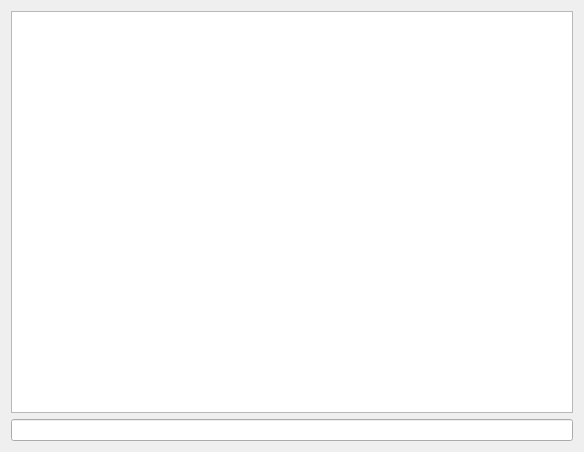
Qt form src/HelelaniCommand.ui (PISCES-HI/helelani_client) before a commit.
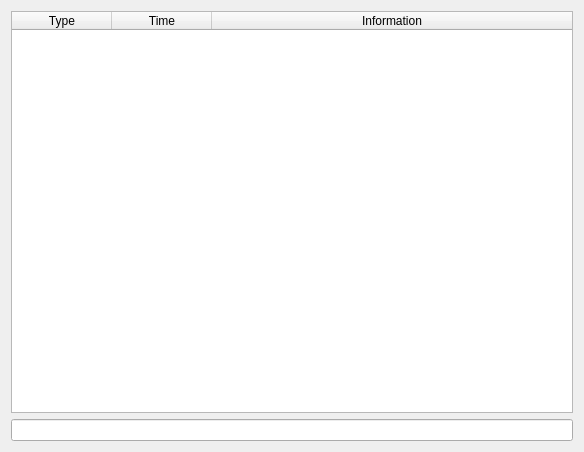
The same form after that commit. Custom widgets are drawn as their Qt base class.

Commit message: Finish command line plugin

```diff
--- a/src/HelelaniCommand.ui
+++ b/src/HelelaniCommand.ui
@@ -15,13 +15,48 @@
   </property>
   <layout class="QGridLayout" name="gridLayout">
    <item row="0" column="0">
-    <widget class="QTableWidget" name="commandTable"/>
+    <widget class="QTableWidget" name="commandTable">
+     <property name="alternatingRowColors">
+      <bool>true</bool>
+     </property>
+     <property name="selectionBehavior">
+      <enum>QAbstractItemView::SelectRows</enum>
+     </property>
+     <attribute name="horizontalHeaderStretchLastSection">
+      <bool>true</bool>
+     </attribute>
+     <attribute name="verticalHeaderVisible">
+      <bool>false</bool>
+     </attribute>
+     <column>
+      <property name="text">
+       <string>Type</string>
+      </property>
+     </column>
+     <column>
+      <property name="text">
+       <string>Time</string>
+      </property>
+     </column>
+     <column>
+      <property name="text">
+       <string>Information</string>
+      </property>
+     </column>
+    </widget>
    </item>
    <item row="1" column="0">
     <widget class="QLineEdit" name="commandEdit"/>
    </item>
   </layout>
  </widget>
+ <customwidgets>
+  <customwidget>
+   <class>CommandLineEdit</class>
+   <extends>QLineEdit</extends>
+   <header>CommandLineEdit.h</header>
+  </customwidget>
+ </customwidgets>
  <resources/>
  <connections/>
 </ui>
```
Left out of the diff: 2 changed lines with no effect on the pictures. The commit also changes 4 other files.
